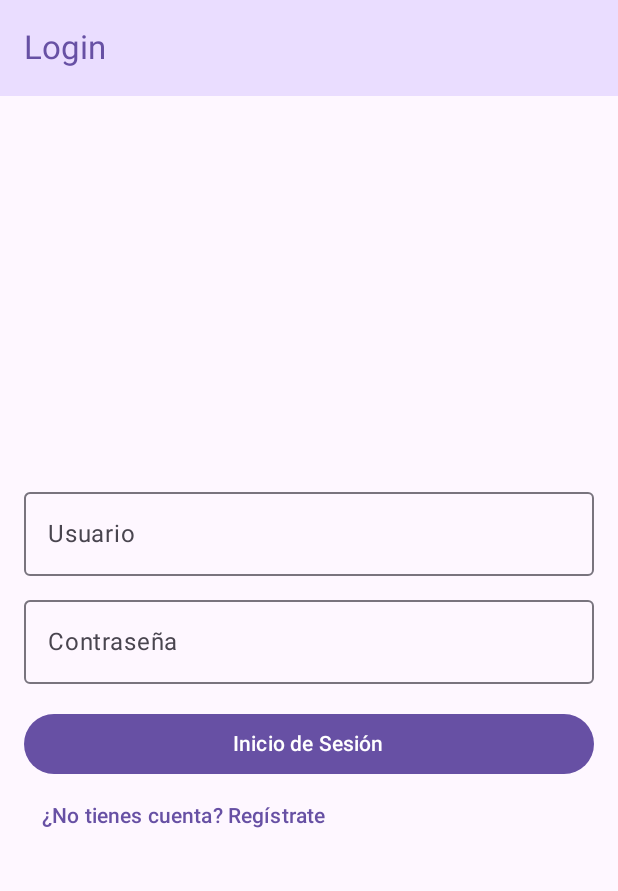
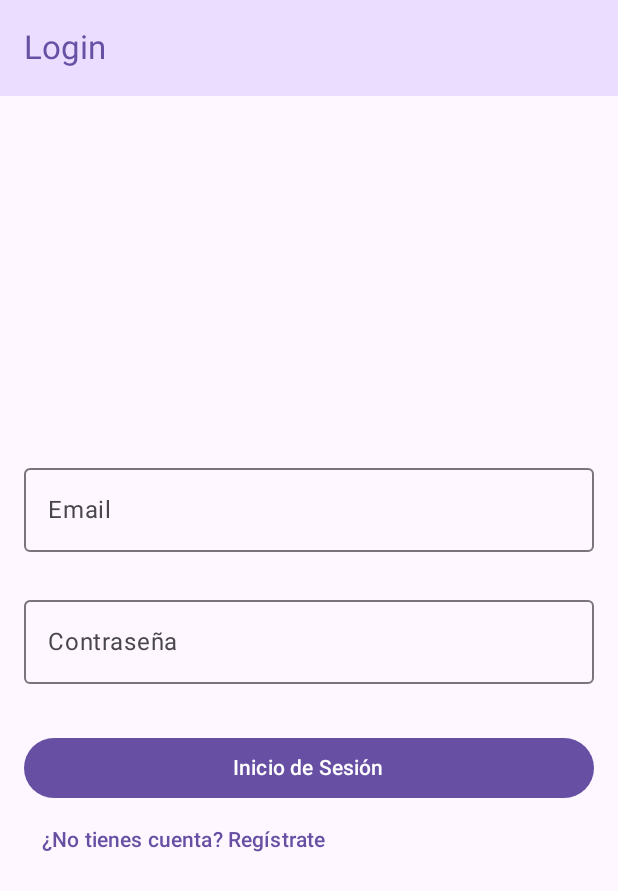
Before and after one commit to FernandoAGS95/RepositorioGrupalMobile, an Android app built with Jetpack Compose: the screen it shows after launch (MainActivity), on a phone screen of 412 x 824 dp. Shown: the top 891 px of the screen. Run offline under Robolectric (Android 15) with nearby library versions, the phone set to English and light mode, and no system bars.

Commit message:
cambio en validaciones en ViewModel + UI reactiva

```diff
--- /dev/null
+++ b/app/src/main/java/com/example/app_grupo7/model/AuthUiState.kt
@@ -0,0 +1,16 @@
+package com.example.app_grupo7.model
+
+
+data class AuthUiState(
+    val email: String = "",
+    val password: String = "",
+    val confirmPassword: String = "",   // vacío en login, usado en registro
+    val isLoading: Boolean = false
+)
+
+data class AuthErrors(
+    val email: String? = null,
+    val password: String? = null,
+    val confirmPassword: String? = null,
+    val general: String? = null         // para errores globales (credenciales inválidas, etc.)
+)
--- a/app/src/main/java/com/example/app_grupo7/navigation/AppNav.kt
+++ b/app/src/main/java/com/example/app_grupo7/navigation/AppNav.kt
@@ -1,24 +1,36 @@
 package com.example.app_grupo7.navigation
 
 import androidx.compose.runtime.Composable
+import androidx.lifecycle.viewmodel.compose.viewModel
 import androidx.navigation.compose.NavHost
 import androidx.navigation.compose.composable
 import androidx.navigation.compose.rememberNavController
 import com.example.app_grupo7.data.AppState
 import com.example.app_grupo7.ui.screens.LoginScreen
 import com.example.app_grupo7.ui.screens.RegistroScreen
-import com.example.app_grupo7.ui.screens.CatalogoScreen   // importa catálogo
+import com.example.app_grupo7.ui.screens.CatalogoScreen
+import com.example.app_grupo7.viewmodel.AuthVMFactory
+import com.example.app_grupo7.viewmodel.AuthViewModel
 
 @Composable
 fun AppNav(appState: AppState) {
     val navController = rememberNavController()
 
+    // ViewModel compartido para login/registro
+    val authVm: AuthViewModel = viewModel(factory = AuthVMFactory(appState))
+
     NavHost(
         navController = navController,
         startDestination = "login",
     ) {
-        composable("login")    { LoginScreen(navController, appState) }
-        composable("registro") { RegistroScreen(navController, appState) }
-        composable("catalogo") { CatalogoScreen() }
+        composable("login") {
+            LoginScreen(navController = navController, vm = authVm)
+        }
+        composable("registro") {
+            RegistroScreen(navController = navController, vm = authVm)
+        }
+        composable("catalogo") {
+            CatalogoScreen()
+        }
     }
 }
--- a/app/src/main/java/com/example/app_grupo7/ui/screens/LoginScreen.kt
+++ b/app/src/main/java/com/example/app_grupo7/ui/screens/LoginScreen.kt
@@ -7,14 +7,13 @@ import androidx.compose.runtime.*
 import androidx.compose.ui.Modifier
 import androidx.compose.ui.unit.dp
 import androidx.navigation.NavController
-import com.example.app_grupo7.data.AppState
+import com.example.app_grupo7.viewmodel.AuthViewModel
 
 @OptIn(ExperimentalMaterial3Api::class)
 @Composable
-fun LoginScreen(navController: NavController, appState: AppState){
-    var usuario by remember { mutableStateOf("") }
-    var password by remember {  mutableStateOf("") }
-    var error by remember {  mutableStateOf("") }
+fun LoginScreen(navController: NavController, vm: AuthViewModel) {
+    val ui     by vm.ui.collectAsState()
+    val errors by vm.errors.collectAsState()
 
     Scaffold(
         topBar = {
@@ -35,40 +34,41 @@ fun LoginScreen(navController: NavController, appState: AppState){
             verticalArrangement = Arrangement.Center
         ) {
             OutlinedTextField(
-                value = usuario,
-                onValueChange = { usuario = it },
-                label = { Text("Usuario")},
+                value = ui.email,
+                onValueChange = vm::onEmailChange,
+                label = { Text("Email") },
+                isError = errors.email != null,
+                supportingText = { errors.email?.let { Text(it) } },
                 modifier = Modifier.fillMaxWidth()
             )
             Spacer(Modifier.height(8.dp))
             OutlinedTextField(
-                value = password,
-                onValueChange = { password = it },
+                value = ui.password,
+                onValueChange = vm::onPasswordChange,
                 label = { Text("Contraseña") },
+                isError = errors.password != null,
+                supportingText = { errors.password?.let { Text(it) } },
                 modifier = Modifier.fillMaxWidth()
             )
             Spacer(Modifier.height(16.dp))
-            if (error.isNotEmpty()){
-                Text(error, color= MaterialTheme.colorScheme.error)
+
+            errors.general?.let {
+                Text(it, color = MaterialTheme.colorScheme.error)
                 Spacer(Modifier.height(8.dp))
             }
+
             Button(
                 onClick = {
-                    if (usuario.isBlank() || password.isBlank()){
-                        error = "Debe Ingresar usuario y contraseña"
-                    }else if (appState.login(usuario, password)){
-                        error = ""
+                    if (vm.login()) {
                         navController.navigate("catalogo") {
-                            popUpTo("login") { inclusive = true }  //  para que no vuelva al login con Back
+                            popUpTo("login") { inclusive = true }
                         }
-                    }else{
-                        error = "Usuario y/o Contraseña incorrectos"
                     }
                 },
                 modifier = Modifier.fillMaxWidth()
             ) { Text("Inicio de Sesión") }
 
-            TextButton(onClick = { navController.navigate("registro")}) {
+            TextButton(onClick = { navController.navigate("registro") }) {
                 Text("¿No tienes cuenta? Regístrate")
             }
         }
```
Also changed, not shown: app/src/main/java/com/example/app_grupo7/ui/screens/RegistroScreen.kt (+24 -31 lines), app/src/main/java/com/example/app_grupo7/viewmodel/AuthViewModel.kt (added, +110 -0 lines).
